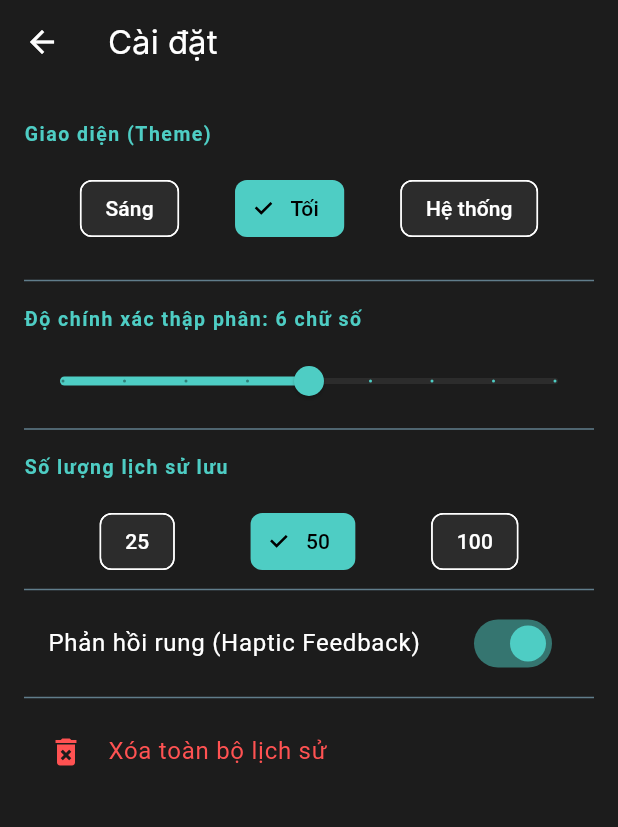
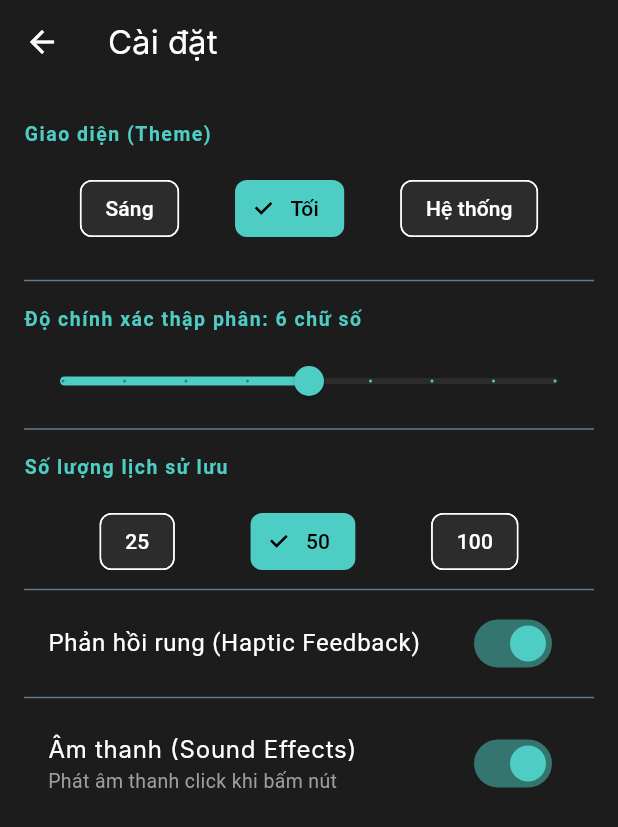
Before and after one commit to NNVHG/2224802010628_NguyenNgoVuHoangGia_flutter, a Flutter app: the screen it shows after launch, after a tap on the "settings" icon, on a phone screen of 412 x 824 dp. Shown: the top 827 px of the screen. Run offline on Flutter 3.47's test engine with Material 3 defaults, Android fonts, the phone set to English and light mode, and no system bars; our stand-ins replace math_expressions, shared_preferences; Roboto replaces fonts that are missing (Inter).

Commit message:
fix âm thanh

```diff
--- a/lab3_b2_advanced_calculator/lib/providers/calculator_provider.dart
+++ b/lab3_b2_advanced_calculator/lib/providers/calculator_provider.dart
@@ -6,6 +6,7 @@ import 'package:shared_preferences/shared_preferences.dart';
 import '../models/calculation_history.dart';
 import '../models/calculator_mode.dart';
 import '../utils/expression_parser.dart';
+import 'package:flutter/services.dart';
 
 class CalculatorProvider extends ChangeNotifier {
   String _expression = '';
@@ -64,7 +65,15 @@ class CalculatorProvider extends ChangeNotifier {
     notifyListeners();
   }
 
-  void onButtonPressed(String value) {
+  void onButtonPressed(String value) async {
+    // 1. Lấy trạng thái cài đặt âm thanh từ SharedPreferences (Hoặc truyền từ UI xuống)
+    final prefs = await SharedPreferences.getInstance();
+    bool isSoundOn = prefs.getBool('sound_effects') ?? true; // Mặc định là true
+
+    // 2. Phát âm thanh "Click" của hệ thống nếu đang bật
+    if (isSoundOn) {
+      SystemSound.play(SystemSoundType.click);
+    }
     if (value == 'C') {
       clear();
     } else if (value == 'CE') {
--- a/lab3_b2_advanced_calculator/lib/providers/theme_provider.dart
+++ b/lab3_b2_advanced_calculator/lib/providers/theme_provider.dart
@@ -10,7 +10,21 @@ class ThemeProvider extends ChangeNotifier {
 
   // Trả về ThemeMode của Flutter (không phải AppThemeMode của mình)
   bool get isDark => _settings.themeMode == AppThemeMode.dark;
+// --- Bổ sung tính năng Âm thanh (Sound Effects) ---
+  bool _soundEffects = true; // Mặc định là bật âm thanh
 
+  // Cấp quyền đọc biến _soundEffects (Sửa lỗi getter 'soundEffects')
+  bool get soundEffects => _soundEffects;
+
+  // Hàm bật/tắt và lưu trạng thái (Sửa lỗi method 'toggleSoundEffects')
+  Future<void> toggleSoundEffects(bool value) async {
+    _soundEffects = value;
+    notifyListeners(); // Cập nhật lại giao diện (Công tắc sẽ gạt qua lại)
+
+    // Lưu lựa chọn của người dùng vào bộ nhớ máy
+    final prefs = await SharedPreferences.getInstance();
+    await prefs.setBool('sound_effects', value);
+  }
   ThemeProvider() {
     _loadSettings();
   }
@@ -21,7 +35,9 @@ class ThemeProvider extends ChangeNotifier {
     final precision  = prefs.getInt('decimal_precision') ?? 6;
     final histSize   = prefs.getInt('history_size') ?? 50;
     final haptic     = prefs.getBool('haptic_feedback') ?? true;
-
+    // Lấy trạng thái âm thanh từ bộ nhớ, nếu chưa có thì mặc định là true (bật)
+    _soundEffects = prefs.getBool('sound_effects') ?? true;
+    notifyListeners();
     _settings = CalculatorSettings(
       themeMode:        AppThemeMode.values[themeIndex],  // ← AppThemeMode
       decimalPrecision: precision,
--- a/lab3_b2_advanced_calculator/lib/screens/calculator_screen.dart
+++ b/lab3_b2_advanced_calculator/lib/screens/calculator_screen.dart
@@ -7,6 +7,7 @@ import '../models/calculator_mode.dart';
 import '../widgets/calculator_button.dart';
 import 'history_screen.dart';
 import 'settings_screen.dart';
+import 'dart:math' as math;
 
 class CalculatorScreen extends StatefulWidget {
   const CalculatorScreen({Key? key}) : super(key: key);
@@ -18,6 +19,7 @@ class CalculatorScreen extends StatefulWidget {
 class _CalculatorScreenState extends State<CalculatorScreen> {
   double _expressionFontSize = 48.0;
   double _baseFontSize = 48.0;
+
   final List<String> basicButtons = [
     'C', 'CE', '%', '÷',
     '7', '8', '9', '×',
@@ -35,6 +37,14 @@ class _CalculatorScreenState extends State<CalculatorScreen> {
     'M-', '+/-', '0', '.', 'π', '='
   ];
 
+  final List<String> sciLandscapeButtons = [
+    'Deg', 'sin', 'cos', 'tan',    'C', 'CE', '%', '÷',
+    'x²', '√', 'x^y', 'ln',        '7', '8', '9', '×',
+    'MC', 'MR', 'M+', 'M-',        '4', '5', '6', '-',
+    'log', '(', ')', 'π',          '1', '2', '3', '+',
+    '2nd', 'e', '', '',            '+/-', '0', '.', '='
+  ];
+
   final List<String> progButtons = [
     'AND', 'OR', 'XOR', 'NOT', '<<', '>>',
     'A', 'B', '7', '8', '9', 'AC',
@@ -44,23 +54,16 @@ class _CalculatorScreenState extends State<CalculatorScreen> {
     'HEX', '+/-', '0', '.', '=', '+'
   ];
 
-  final List<String> sciLandscapeButtons = [
-    'Deg', 'sin', 'cos', 'tan',    'C', 'CE', '%', '÷',
-    'x²', '√', 'x^y', 'ln',        '7', '8', '9', '×',
-    'MC', 'MR', 'M+', 'M-',        '4', '5', '6', '-',
-    'log', '(', ')', 'π',          '1', '2', '3', '+',
-    '2nd', 'e', '', '',            '+/-', '0', '.', '='
-  ];
-
   @override
   Widget build(BuildContext context) {
     final screenWidth = MediaQuery.of(context).size.width;
-    final isLandscape =
-        MediaQuery.of(context).orientation == Orientation.landscape;
+    final isLandscape = MediaQuery.of(context).orientation == Orientation.landscape;
 
     return Scaffold(
       backgroundColor: Theme.of(context).scaffoldBackgroundColor,
+      // Tắt SafeArea viền đáy ở Scaffold để giao quyền đẩy bàn phím xuống đáy
       body: SafeArea(
+        bottom: false,
         child: Consumer<CalculatorProvider>(
           builder: (context, provider, child) {
             bool isBasic = provider.mode == CalculatorMode.basic;
@@ -70,29 +73,29 @@ class _CalculatorScreenState extends State<CalculatorScreen> {
             List<String> currentButtons;
             int crossAxisCount;
             double maxWidth;
-            double aspectRatio; // Khai báo biến tỷ lệ
+            double aspectRatio;
 
             if (isBasic) {
               currentButtons = basicButtons;
               crossAxisCount = 4;
               maxWidth = 440;
-              aspectRatio = 1.0; // KHÓA TỶ LỆ 1.0 ĐỂ LÀM NÚT TRÒN
+              aspectRatio = 1.0; // Nút tròn
             } else if (isProg) {
               currentButtons = progButtons;
               crossAxisCount = 6;
               maxWidth = 440;
-              aspectRatio = 1.0; // KHÓA TỶ LỆ 1.0
+              aspectRatio = 1.0; // Nút tròn
             } else {
               if (isLandscape || screenWidth > 650) {
                 currentButtons = sciLandscapeButtons;
                 crossAxisCount = 8;
                 maxWidth = 850;
-                aspectRatio = 1.5; // Màn ngang (Web/Tablet) thì để chữ nhật sẽ đẹp hơn
+                aspectRatio = 1.5; // Web/Tablet quay ngang thì dùng nút chữ nhật
               } else {
                 currentButtons = sciPortraitButtons;
                 crossAxisCount = 6;
                 maxWidth = 440;
-                aspectRatio = 1.0; // KHÓA TỶ LỆ 1.0
+                aspectRatio = 1.0; // Nút tròn
               }
             }
 
@@ -103,38 +106,29 @@ class _CalculatorScreenState extends State<CalculatorScreen> {
                   children: [
                     // --- Thanh điều hướng trên cùng ---
                     Padding(
-                      padding: const EdgeInsets.symmetric(
-                          horizontal: 8, vertical: 4),
+                      padding: const EdgeInsets.symmetric(horizontal: 8, vertical: 4),
                       child: Row(
                         mainAxisAlignment: MainAxisAlignment.spaceBetween,
                         children: [
-                          // Nút lịch sử (History button)
                           IconButton(
-                            icon: const Icon(Icons.history,
-                                color: Color(0xFF4ECDC4)),
+                            icon: const Icon(Icons.history, color: Color(0xFF4ECDC4)),
                             tooltip: 'Lịch sử',
                             onPressed: () => Navigator.push(
                               context,
-                              MaterialPageRoute(
-                                  builder: (_) => const HistoryScreen()),
+                              MaterialPageRoute(builder: (_) => const HistoryScreen()),
                             ),
                           ),
-                          // Hiển thị chế độ góc DEG/RAD
                           if (isSci)
                             GestureDetector(
                               onTap: () => provider.toggleAngleMode(),
                               child: Container(
-                                padding: const EdgeInsets.symmetric(
-                                    horizontal: 10, vertical: 4),
+                                padding: const EdgeInsets.symmetric(horizontal: 10, vertical: 4),
                                 decoration: BoxDecoration(
-                                  border: Border.all(
-                                      color: const Color(0xFF4ECDC4)),
+                                  border: Border.all(color: const Color(0xFF4ECDC4)),
                                   borderRadius: BorderRadius.circular(8),
                                 ),
                                 child: Text(
-                                  provider.angleMode == AngleMode.degrees
-                                      ? 'DEG'
-                                      : 'RAD',
+                                  provider.angleMode == AngleMode.degrees ? 'DEG' : 'RAD',
                                   style: const TextStyle(
                                     color: Color(0xFF4ECDC4),
                                     fontSize: 12,
@@ -146,17 +140,14 @@ class _CalculatorScreenState extends State<CalculatorScreen> {
                           else
                             const SizedBox(),
 
-                          // Nút Settings + chuyển chế độ
                           Row(
                             children: [
                               IconButton(
-                                icon: const Icon(Icons.settings,
-                                    color: Color(0xFF4ECDC4)),
+                                icon: const Icon(Icons.settings, color: Color(0xFF4ECDC4)),
                                 tooltip: 'Cài đặt',
                                 onPressed: () => Navigator.push(
                                   context,
-                                  MaterialPageRoute(
-                                      builder: (_) => const SettingsScreen()),
+                                  MaterialPageRoute(builder: (_) => const SettingsScreen()),
                                 ),
                               ),
                               TextButton(
@@ -178,43 +169,32 @@ class _CalculatorScreenState extends State<CalculatorScreen> {
                     ),
 
                     // --- Vùng hiển thị (Display Area) ---
+// --- Vùng hiển thị (Display Area) ---
                     Expanded(
-                  flex: 2,
-                  // SỬ DỤNG GESTURE DETECTOR ĐỂ BẮT CÁC CỬ CHỈ
-                  // SỬ DỤNG GESTURE DETECTOR GỘP (CHỈ DÙNG SCALE)
+                      flex: 3, // Dành 30% màn hình cho vùng số
                       child: GestureDetector(
                         behavior: HitTestBehavior.opaque,
-
                         onScaleStart: (details) {
                           _baseFontSize = _expressionFontSize;
                         },
-
                         onScaleUpdate: (details) {
-                      // Nếu có 2 ngón tay chạm vào (pointerCount == 2) -> Xử lý Pinch to zoom
                           if (details.pointerCount == 2) {
                             setState(() {
                               _expressionFontSize = (_baseFontSize * details.scale).clamp(24.0, 72.0);
                             });
                           }
                         },
-
                         onScaleEnd: (details) {
-                      // Lấy vận tốc vuốt (velocity) khi người dùng nhấc ngón tay lên
                           final velocity = details.velocity.pixelsPerSecond;
-
-                      // 1. Nếu vuốt ngang mạnh (trái hoặc phải) -> Xóa ký tự
                           if (velocity.dx.abs() > velocity.dy.abs() && velocity.dx.abs() > 300) {
-                        provider.deleteLastCharacter();
-                      }
-                      // 2. Nếu vuốt lên mạnh (âm theo trục Y) -> Mở Lịch sử
-                      else if (velocity.dy < -300) {
+                            context.read<CalculatorProvider>().deleteLastCharacter();
+                          } else if (velocity.dy < -300) {
                             Navigator.push(
                               context,
                               MaterialPageRoute(builder: (_) => const HistoryScreen()),
                             );
                           }
                         },
-
                         child: Container(
                           alignment: Alignment.bottomRight,
                           padding: const EdgeInsets.symmetric(horizontal: 24, vertical: 16),
@@ -230,7 +210,7 @@ class _CalculatorScreenState extends State<CalculatorScreen> {
                                   style: TextStyle(
                                     fontFamily: 'Inter',
                                     color: Colors.white,
-                                fontSize: _expressionFontSize, // Size động
+                                    fontSize: _expressionFontSize,
                                     fontWeight: FontWeight.w400,
                                   ),
                                 ),
@@ -251,17 +231,38 @@ class _CalculatorScreenState extends State<CalculatorScreen> {
                       ),
                     ),
 
-                    const Divider(
-                        color: Colors.blueGrey, height: 1, thickness: 1),
+                    const Divider(color: Colors.blueGrey, height: 1, thickness: 1),
 
                     // --- Bàn phím nút bấm (Button Grid) ---
-                    // --- Bàn phím nút bấm (Button Grid) ---
                     Expanded(
-                      flex: isSci || isProg ? 6 : 5,
-                      child: Align(
-                        alignment: Alignment.bottomCenter, // Đẩy toàn bộ phím xuống đáy
+                      flex: 7, // Dành 70% màn hình cho bàn phím
                       child: Padding(
-                          padding: const EdgeInsets.all(12),
+                        padding: const EdgeInsets.only(bottom: 16.0),
+                        child: LayoutBuilder(
+                          builder: (context, constraints) {
+                            int cols = crossAxisCount;
+                            int rows = (currentButtons.length / cols).ceil();
+                            double spacing = 8.0;
+
+                            // Trừ đi 24px padding 2 bên (12px mỗi bên)
+                            double availableWidth = constraints.maxWidth - 24;
+                            double availableHeight = constraints.maxHeight;
+
+                            // Tính kích thước tối đa của 1 nút để vừa chiều ngang HOẶC chiều dọc
+                            double maxBtnWidth = (availableWidth - (cols - 1) * spacing) / cols;
+                            double maxBtnHeight = (availableHeight - (rows - 1) * spacing) / rows;
+
+                            // CỐT LÕI: Chọn kích thước nhỏ hơn để đảm bảo nút luôn lọt thỏm vào màn hình và giữ đúng hình tròn 1:1
+                            double btnSize = math.min(maxBtnWidth, maxBtnHeight);
+
+                            // Kích thước thật của toàn bộ lưới sau khi ép nút tròn
+                            double gridWidth = btnSize * cols + (cols - 1) * spacing;
+                            double gridHeight = btnSize * rows + (rows - 1) * spacing;
+
+                            return Center( // Căn giữa toàn bộ bàn phím để cân đối 2 bên
+                              child: SizedBox(
+                                width: gridWidth,
+                                height: gridHeight,
                                 child: AnimatedSwitcher(
                                   duration: const Duration(milliseconds: 400),
                                   transitionBuilder: (child, animation) {
@@ -274,15 +275,14 @@ class _CalculatorScreenState extends State<CalculatorScreen> {
                                     );
                                   },
                                   child: GridView.builder(
-                              key: ValueKey<CalculatorMode>(provider.mode), // Bắt buộc phải có cho Animation
-                              shrinkWrap: true, // Ôm sát nội dung để có thể căn đáy
-                              physics: const NeverScrollableScrollPhysics(),
+                                    key: ValueKey<CalculatorMode>(provider.mode),
+                                    physics: const NeverScrollableScrollPhysics(), // Tắt cuộn hoàn toàn
                                     itemCount: currentButtons.length,
                                     gridDelegate: SliverGridDelegateWithFixedCrossAxisCount(
-                                crossAxisCount: crossAxisCount,
-                                crossAxisSpacing: 8.0,
-                                mainAxisSpacing: 8.0,
-                                childAspectRatio: aspectRatio, // Nhận giá trị 1.0 đã set ở trên
+                                      crossAxisCount: cols,
+                                      crossAxisSpacing: spacing,
+                                      mainAxisSpacing: spacing,
+                                      childAspectRatio: 1.0, // GIỮ NGUYÊN NÚT TRÒN THEO YÊU CẦU
                                     ),
                                     itemBuilder: (context, index) {
                                       final btnText = currentButtons[index];
@@ -323,6 +323,9 @@ class _CalculatorScreenState extends State<CalculatorScreen> {
                                   ),
                                 ),
                               ),
+                            );
+                          },
+                        ),
                       ),
                     ),
                   ],
--- a/lab3_b2_advanced_calculator/lib/screens/settings_screen.dart
+++ b/lab3_b2_advanced_calculator/lib/screens/settings_screen.dart
@@ -98,15 +98,22 @@ class SettingsScreen extends StatelessWidget {
 
               const Divider(color: Colors.blueGrey),
 
-              // --- Xóa toàn bộ lịch sử ---
-              ListTile(
-                leading:
-                const Icon(Icons.delete_forever, color: Colors.redAccent),
+              // Thêm vào bên trong phần children của ListView trong SettingsScreen
+              SwitchListTile(
                 title: const Text(
-                  'Xóa toàn bộ lịch sử',
-                  style: TextStyle(color: Colors.redAccent),
+                  'Âm thanh (Sound Effects)',
+                  style: TextStyle(fontFamily: 'Inter', fontSize: 16),
                 ),
-                onTap: () => _showClearHistoryDialog(context),
+                subtitle: const Text(
+                  'Phát âm thanh click khi bấm nút',
+                  style: TextStyle(color: Colors.grey, fontSize: 13),
+                ),
+                // Giả sử bạn đang lưu trạng thái này trong ThemeProvider
+                value: context.watch<ThemeProvider>().soundEffects,
+                activeColor: const Color(0xFF4ECDC4),
+                onChanged: (bool value) {
+                  context.read<ThemeProvider>().toggleSoundEffects(value);
+                },
               ),
 
               const SizedBox(height: 32),
```
Lines whose indentation alone changed are shown as unchanged.
